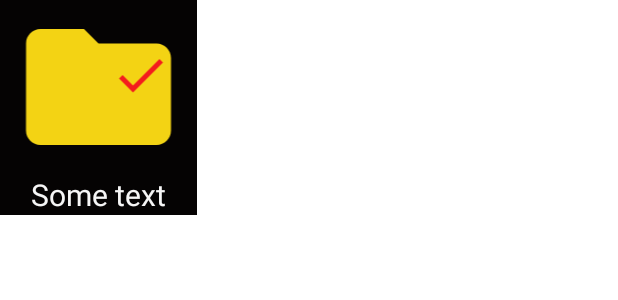
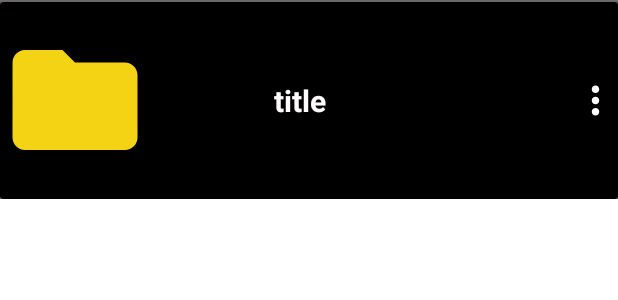
Before and after one commit to Yurii1347/SalesmanHelper, an Android app: the layout recycler_view_item.xml on its own in the app's theme, with its tools: preview values and no code run, on a phone screen of 412 x 824 dp. Shown: the top 300 px of the screen. Run offline under Robolectric (Android 15) with nearby library versions, the phone set to English and light mode, and no system bars.

Commit message:
trying to do something

```diff
--- a/app/src/main/java/com/vytivskyi/salesmanhelper/view/activities/MainActivity.kt
+++ b/app/src/main/java/com/vytivskyi/salesmanhelper/view/activities/MainActivity.kt
@@ -36,6 +36,8 @@ class MainActivity : AppCompatActivity() {
         super.onCreate(savedInstanceState)
         binding = ActivityMainBinding.inflate(layoutInflater)
         setContentView(binding.root)
+
+
 
 //        addMenuProvider(object: MenuProvider {
 //            override fun onCreateMenu(menu: Menu, menuInflater: MenuInflater) {
--- a/app/src/main/res/drawable/ic_baseline_delete_24.xml
+++ b/app/src/main/res/drawable/ic_baseline_delete_24.xml
@@ -1,4 +1,4 @@
-<vector android:height="24dp" android:tint="@color/white"
+<vector android:height="24dp" android:tint="#FF0D0D"
     android:viewportHeight="24" android:viewportWidth="24"
     android:width="24dp" xmlns:android="http://schemas.android.com/apk/res/android">
     <path android:fillColor="@android:color/white" android:pathData="M6,19c0,1.1 0.9,2 2,2h8c1.1,0 2,-0.9 2,-2V7H6v12zM19,4h-3.5l-1,-1h-5l-1,1H5v2h14V4z"/>
--- a/app/src/main/res/drawable/ic_baseline_edit_24.xml
+++ b/app/src/main/res/drawable/ic_baseline_edit_24.xml
@@ -1,4 +1,4 @@
-<vector android:height="24dp" android:tint="#FFFFFF"
+<vector android:height="24dp" android:tint="#FF0D0D"
     android:viewportHeight="24" android:viewportWidth="24"
     android:width="24dp" xmlns:android="http://schemas.android.com/apk/res/android">
     <path android:fillColor="@android:color/white" android:pathData="M3,17.25V21h3.75L17.81,9.94l-3.75,-3.75L3,17.25zM20.71,7.04c0.39,-0.39 0.39,-1.02 0,-1.41l-2.34,-2.34c-0.39,-0.39 -1.02,-0.39 -1.41,0l-1.83,1.83 3.75,3.75 1.83,-1.83z"/>
--- a/app/src/main/res/drawable/ic_baseline_folder_24.xml
+++ b/app/src/main/res/drawable/ic_baseline_folder_24.xml
@@ -1,5 +1,5 @@
-<vector android:height="24dp" android:tint="#F3D314"
+<vector android:height="100dp" android:tint="#F3D314"
     android:viewportHeight="24" android:viewportWidth="24"
-    android:width="24dp" xmlns:android="http://schemas.android.com/apk/res/android">
+    android:width="100dp" xmlns:android="http://schemas.android.com/apk/res/android">
     <path android:fillColor="@android:color/white" android:pathData="M10,4H4c-1.1,0 -1.99,0.9 -1.99,2L2,18c0,1.1 0.9,2 2,2h16c1.1,0 2,-0.9 2,-2V8c0,-1.1 -0.9,-2 -2,-2h-8l-2,-2z"/>
 </vector>
--- /dev/null
+++ b/app/src/main/res/drawable/ic_baseline_more_vert_24.xml
@@ -0,0 +1,5 @@
+<vector android:height="30dp" android:tint="#FFFFFF"
+    android:viewportHeight="24" android:viewportWidth="24"
+    android:width="30dp" xmlns:android="http://schemas.android.com/apk/res/android">
+    <path android:fillColor="@android:color/white" android:pathData="M12,8c1.1,0 2,-0.9 2,-2s-0.9,-2 -2,-2 -2,0.9 -2,2 0.9,2 2,2zM12,10c-1.1,0 -2,0.9 -2,2s0.9,2 2,2 2,-0.9 2,-2 -0.9,-2 -2,-2zM12,16c-1.1,0 -2,0.9 -2,2s0.9,2 2,2 2,-0.9 2,-2 -0.9,-2 -2,-2z"/>
+</vector>
--- a/app/src/main/res/layout/recycler_view_item.xml
+++ b/app/src/main/res/layout/recycler_view_item.xml
@@ -1,42 +1,67 @@
 <?xml version="1.0" encoding="utf-8"?>
-<androidx.constraintlayout.widget.ConstraintLayout xmlns:android="http://schemas.android.com/apk/res/android"
+<FrameLayout xmlns:android="http://schemas.android.com/apk/res/android"
     xmlns:app="http://schemas.android.com/apk/res-auto"
     xmlns:tools="http://schemas.android.com/tools"
-    android:layout_width="wrap_content"
+    android:layout_width="match_parent"
     android:layout_height="wrap_content"
-    android:background="#050303">
+    android:background="#736D6D">
 
-    <ImageView
-        android:id="@+id/imageView"
-        android:layout_width="131dp"
-        android:layout_height="116dp"
+    <androidx.cardview.widget.CardView
+        android:layout_width="match_parent"
+        android:layout_height="wrap_content"
+        android:layout_marginTop="1dp"
+        android:background="#000000"
+        android:padding="1dp"
+        app:layout_constraintBottom_toBottomOf="parent"
+        app:layout_constraintEnd_toEndOf="parent"
         app:layout_constraintStart_toStartOf="parent"
-        app:layout_constraintTop_toTopOf="parent"
-        app:srcCompat="@drawable/ic_baseline_folder_24" />
+        app:layout_constraintTop_toTopOf="parent">
 
-    <TextView
-        android:id="@+id/recycler_view_nameFolder"
-        android:layout_width="0dp"
-        android:layout_height="wrap_content"
-        android:text="Some text"
-        android:textAlignment="center"
-        android:textColor="#F6F6F6"
-        android:textSize="20sp"
-        app:layout_constraintEnd_toEndOf="@+id/imageView"
-        app:layout_constraintHorizontal_bias="0.72"
-        app:layout_constraintStart_toStartOf="@+id/imageView"
-        app:layout_constraintTop_toBottomOf="@+id/imageView" />
+        <LinearLayout
+            android:layout_width="match_parent"
+            android:layout_height="match_parent"
+            android:background="#000000"
+            android:orientation="horizontal">
 
-    <ImageView
-        android:id="@+id/checkMark"
-        android:layout_width="43dp"
-        android:layout_height="40dp"
-        android:visibility="visible"
-        app:layout_constraintBottom_toBottomOf="@+id/imageView"
-        app:layout_constraintEnd_toEndOf="parent"
-        app:layout_constraintHorizontal_bias="0.818"
-        app:layout_constraintStart_toStartOf="@+id/imageView"
-        app:layout_constraintTop_toTopOf="@+id/imageView"
-        app:layout_constraintVertical_bias="0.394"
-        app:srcCompat="@drawable/ic_baseline_check_24" />
-</androidx.constraintlayout.widget.ConstraintLayout>
+            <ImageView
+                android:id="@+id/filder_image"
+                android:layout_width="wrap_content"
+                android:layout_height="wrap_content"
+                android:layout_gravity="clip_horizontal|center_vertical"
+                app:srcCompat="@drawable/ic_baseline_folder_24" />
+
+            <TextView
+                android:id="@+id/folder_name"
+                android:layout_width="wrap_content"
+                android:layout_height="wrap_content"
+                android:layout_gravity="center_vertical"
+                android:gravity="center_horizontal"
+                android:minWidth="200dp"
+                android:text="title"
+                android:textColor="#FFFDFD"
+                android:textSize="20sp"
+                android:textStyle="bold" />
+
+            <ImageView
+                android:id="@+id/folder_menu"
+                android:layout_width="match_parent"
+                android:layout_height="wrap_content"
+                android:layout_gravity="center_vertical"
+                android:adjustViewBounds="false"
+                android:cropToPadding="false"
+                android:minHeight="30dp"
+                android:scaleType="fitEnd"
+                app:srcCompat="@drawable/ic_baseline_more_vert_24" />
+
+            <TextView
+                android:id="@+id/textView6"
+                android:layout_width="wrap_content"
+                android:layout_height="wrap_content"
+                android:layout_weight="1"
+                android:text="TextView" />
+
+        </LinearLayout>
+
+    </androidx.cardview.widget.CardView>
+
+</FrameLayout>
--- a/app/src/main/res/menu/custom_menu.xml
+++ b/app/src/main/res/menu/custom_menu.xml
@@ -7,11 +7,11 @@
         android:id="@+id/Edit"
         android:icon="@drawable/ic_baseline_edit_24"
         android:title="@string/edit"
-        app:showAsAction="always" />
+        app:showAsAction="ifRoom" />
     <item
         android:id="@+id/Delete"
         android:title="@string/delete"
-        app:showAsAction="always"
+        app:showAsAction="ifRoom"
         android:icon="@drawable/ic_baseline_delete_24" />
 
 
```
Also changed, not shown: app/src/main/java/com/vytivskyi/salesmanhelper/ListFoldersFragment.kt (+6 -61 lines), app/src/main/java/com/vytivskyi/salesmanhelper/view/adaptors/FolderAdaptor.kt (+53 -64 lines), app/src/main/res/layout/dialog_edit_folder.xml (added, +35 -0 lines).
